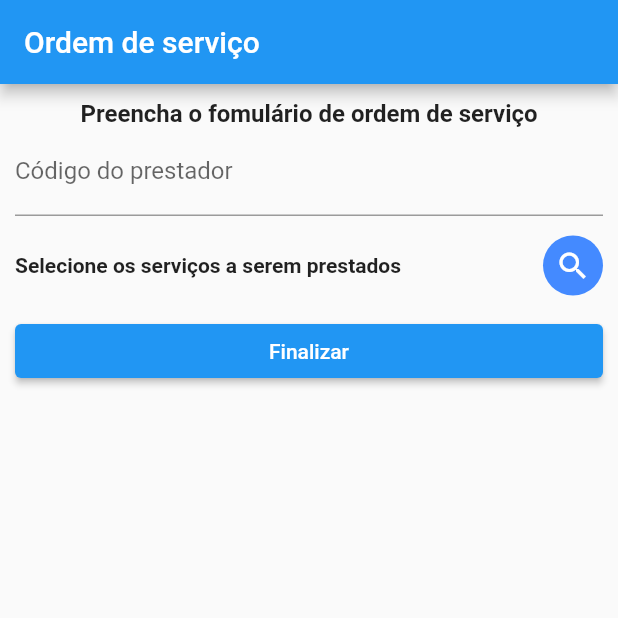
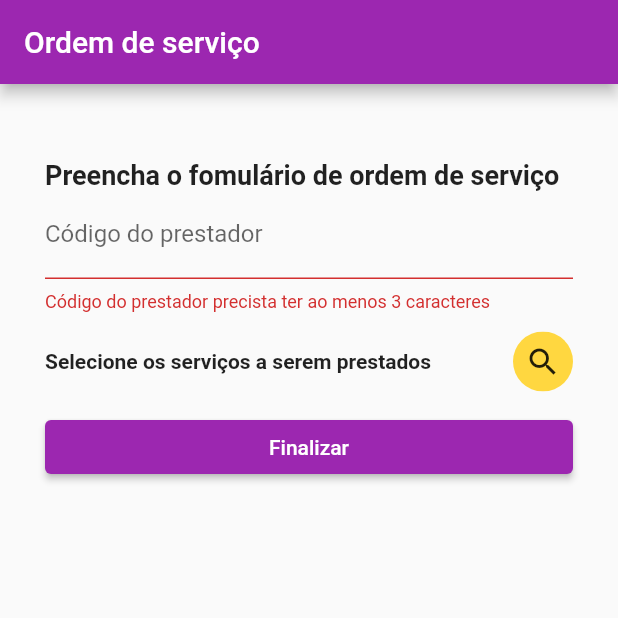
Before and after one commit to lfpetreca/abctechapp, a Flutter app: the screen it shows after launch, after a tap on "Finalizar", on a phone screen of 412 x 824 dp, the top half of it. Run offline on Flutter 3.47's test engine with Material 2 defaults, Android fonts, the phone set to English and light mode, and no system bars; our stand-ins replace geolocator, get; network calls fail.

```diff
--- a/lib/constants.dart
+++ b/lib/constants.dart
@@ -1,3 +1,4 @@
 class Constants {
-  static const url = 'http://abctechapi-env-1.eba-btphqnii.sa-east-1.elasticbeanstalk.com';
+  //static const url = 'http://abctechapi-env-1.eba-btphqnii.sa-east-1.elasticbeanstalk.com';
+  static const url = 'http://abctechapi-env-1.eba-9tn3ay6c.us-east-1.elasticbeanstalk.com';
 }
--- a/lib/main.dart
+++ b/lib/main.dart
@@ -1,10 +1,10 @@
-import 'package:abctechapp/pages/order_bind.dart';
-import 'package:abctechapp/pages/order_page.dart';
 import 'package:flutter/material.dart';
 import 'package:get/get.dart';
 
 import '../pages/home_bind.dart';
 import '../pages/home_page.dart';
+import '../pages/order_bind.dart';
+import '../pages/order_page.dart';
 import '../provider/assist_provider.dart';
 import '../services/assist_services.dart';
 
@@ -25,7 +25,7 @@ class AbcTechApp extends StatelessWidget {
   Widget build(BuildContext context) {
     return GetMaterialApp(
       title: 'Abc Tech App',
-      theme: ThemeData(primarySwatch: Colors.blue),
+      theme: ThemeData(primarySwatch: Colors.purple),
       getPages: [
         GetPage(
           name: "/",
--- a/lib/pages/home_page.dart
+++ b/lib/pages/home_page.dart
@@ -1,8 +1,8 @@
 import 'package:flutter/material.dart';
 import 'package:get/get.dart';
 
+import '../controller/assist_controller.dart';
 import '../model/assist.dart';
-import '../controller/assist_controller.dart';
 
 class HomePage extends GetView<AssistController> {
   const HomePage({super.key});
@@ -13,7 +13,7 @@ class HomePage extends GetView<AssistController> {
       itemCount: assist.length,
       itemBuilder: ((context, index) => ListTile(
             title: Text(assist[index].name),
-            selectedColor: Colors.red,
+            selectedColor: Colors.amber,
             selected: controller.isSelected(index),
             onTap: () => controller.selectList(index),
           )),
@@ -26,6 +26,7 @@ class HomePage extends GetView<AssistController> {
       appBar: AppBar(title: const Text('Lista de Serviços')),
       body: Container(
         constraints: const BoxConstraints.expand(),
+        padding: const EdgeInsets.symmetric(vertical: 50, horizontal: 30),
         child: SingleChildScrollView(
           child: Column(
             mainAxisAlignment: MainAxisAlignment.center,
--- a/lib/pages/order_bind.dart
+++ b/lib/pages/order_bind.dart
@@ -1,8 +1,8 @@
 import 'package:get/get.dart';
 
 import '../controller/order_controller.dart';
+import '../provider/order_provider.dart';
 import '../services/geolocation_service.dart';
-import '../provider/order_provider.dart';
 import '../services/order_service.dart';
 
 class OrderBind extends Bindings {
--- a/lib/pages/order_page.dart
+++ b/lib/pages/order_page.dart
@@ -20,31 +20,45 @@ class OrderPage extends GetView<OrderController> {
   }
 
   Widget buildForm(BuildContext context) {
+    final formKey = GlobalKey<FormState>();
+
     return SingleChildScrollView(
       child: Form(
         key: controller.formKey,
         child: Column(
           mainAxisAlignment: MainAxisAlignment.center,
           children: <Widget>[
-            Row(children: const [
+            Row(
+              children: const [
                 Expanded(
                   child: Text(
                     'Preencha o fomulário de ordem de serviço',
-                  textAlign: TextAlign.center,
+                    textAlign: TextAlign.start,
                     style: TextStyle(
-                    fontSize: 16.0,
+                      fontSize: 18,
                       fontWeight: FontWeight.bold,
                     ),
                   ),
                 )
-            ]),
-            TextFormField(
+              ],
+            ),
+            Form(
+              key: formKey,
+              autovalidateMode: AutovalidateMode.onUserInteraction,
+              child: TextFormField(
                 controller: controller.operatorIdController,
                 inputFormatters: [FilteringTextInputFormatter.digitsOnly],
                 keyboardType: TextInputType.number,
                 decoration:
                     const InputDecoration(labelText: "Código do prestador"),
                 textAlign: TextAlign.center,
+                validator: (value) {
+                  if (value != null && value.length < 3) {
+                    return 'Código do prestador precista ter ao menos 3 caracteres';
+                  }
+                  return null;
+                },
+              ),
             ),
             Row(
               children: [
@@ -61,19 +75,26 @@ class OrderPage extends GetView<OrderController> {
                     ),
                   ),
                 ),
-                Ink(
-                  decoration: const ShapeDecoration(
-                    shape: CircleBorder(),
-                    color: Colors.blueAccent,
+                /*  ElevatedButton.icon(
+                    onPressed: () => controller.editAssists(),
+                    icon: const Icon(Icons.search),
+                    label: const Text('')), */
+                SizedBox.fromSize(
+                  size: const Size(40, 40),
+                  child: ClipOval(
+                    child: Material(
+                      color: Colors.amberAccent,
+                      child: InkWell(
+                        onTap: () => controller.editAssists(),
+                        child: Column(
+                          mainAxisAlignment: MainAxisAlignment.center,
+                          crossAxisAlignment: CrossAxisAlignment.center,
+                          children: const <Widget>[
+                            Icon(Icons.search),
+                          ],
                         ),
-                  width: 40,
-                  height: 40,
-                  child: IconButton(
-                    icon: const Icon(
-                      Icons.search,
-                      color: Colors.white,
                       ),
-                    onPressed: () => controller.editAssists(),
+                    ),
                   ),
                 ),
               ],
@@ -81,14 +102,19 @@ class OrderPage extends GetView<OrderController> {
             Obx(
               () => renderAssists(controller.selectedAssists),
             ),
-            Row(children: [
+            Row(
+              children: [
                 Expanded(
                   child: ElevatedButton(
-                  onPressed: () => controller.finishStartOrder(),
+                    onPressed: () {
+                      final isValidForm = formKey.currentState!.validate();
+                      isValidForm ? controller.finishStartOrder() : null;
+                    },
                     child: const Text("Finalizar"),
                   ),
                 )
-            ]),
+              ],
+            ),
           ],
         ),
       ),
@@ -103,7 +129,7 @@ class OrderPage extends GetView<OrderController> {
       ),
       body: Container(
         constraints: const BoxConstraints.expand(),
-        padding: const EdgeInsets.all(10.0),
+        padding: const EdgeInsets.symmetric(vertical: 50, horizontal: 30),
         child: controller.obx(
           (state) => buildForm(context),
           onLoading: const Center(child: CircularProgressIndicator()),
```
Also changed, not shown: 3 other files. Lines whose indentation alone changed are shown as unchanged.
